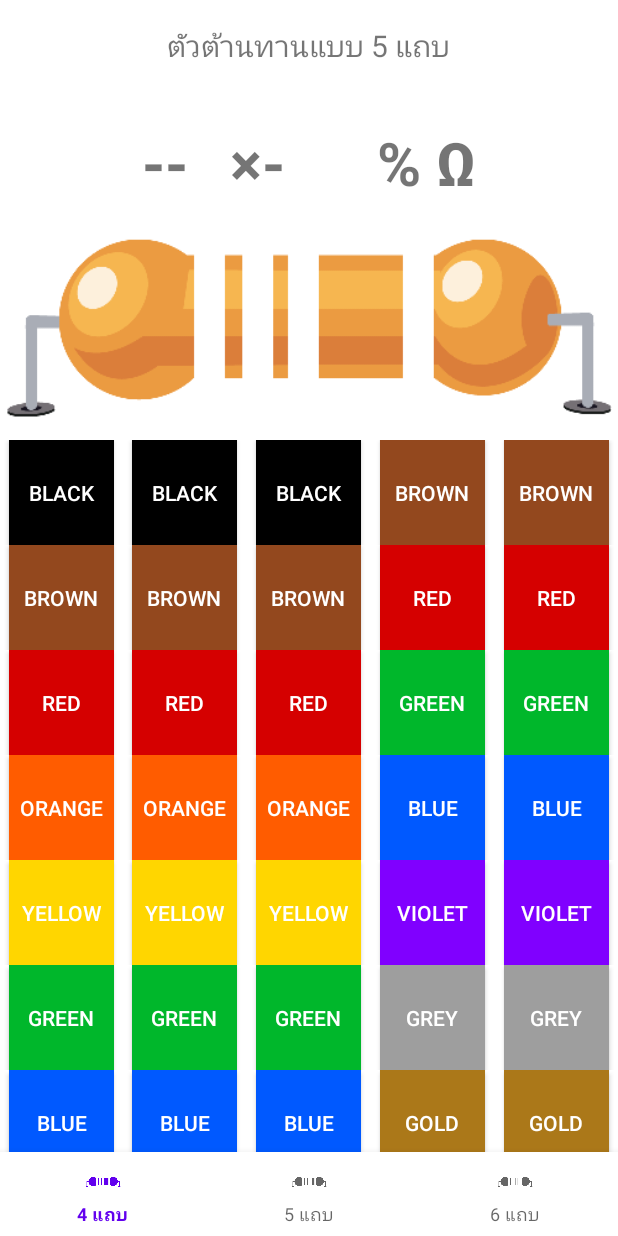
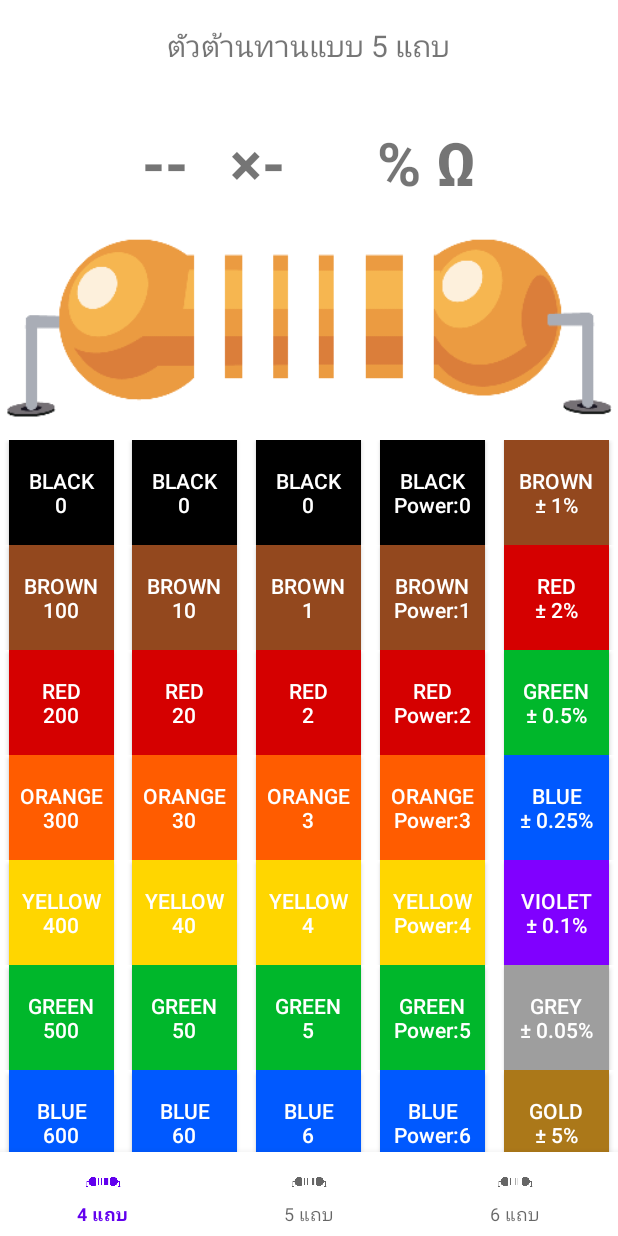
Before and after one commit to nutchanokp/ResistorCalculatorAndroid, an Android app: the fragment FixedVResistorFragment placed in its activity, on a phone screen of 412 x 824 dp. Run offline under Robolectric (Android 15) with nearby library versions, the phone set to English and light mode, and no system bars; our stand-ins replace Dagger/Hilt's generated code, RxJava, data binding; pictures from the network do not load.

Commit message:
edit res 5 bar

```diff
--- a/app/src/main/java/com/nut/cdev/resistorcalculatorandroid/enums/ResistorColorEnum.kt
+++ /dev/null
@@ -1,19 +0,0 @@
-package com.nut.cdev.resistorcalculatorandroid.enums
-
-import com.nut.cdev.resistorcalculatorandroid.R
-
-enum class ResistorColorEnum(val color: Int? = null, val value: Int) {
-    BLACK(R.drawable.selector_btn_black, 0),
-    BROWN(R.drawable.selector_btn_brown, 0),
-    RED(R.drawable.selector_btn_red, 0),
-    ORANGE(R.drawable.selector_btn_orange, 0),
-    YELLOW(R.drawable.selector_btn_yellow, 0),
-    GREEN(R.drawable.selector_btn_green, 0),
-    BLUE(R.drawable.selector_btn_blue, 0),
-    VIOLET(R.drawable.selector_btn_violet, 0),
-    GREY(R.drawable.selector_btn_grey, 0),
-    WHITE(R.drawable.selector_btn_white, 0),
-    GOLD(null, 0),
-    SILVER(null, 0),
-    NONE(null, 0);
-}
--- /dev/null
+++ b/app/src/main/java/com/nut/cdev/resistorcalculatorandroid/enums/ResistorFixedVBarIEnum.kt
@@ -0,0 +1,16 @@
+package com.nut.cdev.resistorcalculatorandroid.enums
+
+import com.nut.cdev.resistorcalculatorandroid.R
+
+enum class ResistorFixedVBarIEnum(val color: Int, val barImage: Int, val value: Int) {
+    BLACK(R.drawable.selector_btn_black,  R.drawable.r4_c1_black,0),
+    BROWN(R.drawable.selector_btn_brown,  R.drawable.r4_c1_brown,100),
+    RED(R.drawable.selector_btn_red,  R.drawable.r4_c1_red,200),
+    ORANGE(R.drawable.selector_btn_orange,  R.drawable.r4_c1_orange,300),
+    YELLOW(R.drawable.selector_btn_yellow,  R.drawable.r4_c1_yellow,400),
+    GREEN(R.drawable.selector_btn_green,  R.drawable.r4_c1_green,500),
+    BLUE(R.drawable.selector_btn_blue,  R.drawable.r4_c1_blue,600),
+    VIOLET(R.drawable.selector_btn_violet, R.drawable.r4_c1_violet, 700),
+    GREY(R.drawable.selector_btn_grey,  R.drawable.r4_c1_gray,800),
+    WHITE(R.drawable.selector_btn_white,  R.drawable.r4_c1_white,900)
+}
--- /dev/null
+++ b/app/src/main/java/com/nut/cdev/resistorcalculatorandroid/enums/ResistorFixedVBarIIEnum.kt
@@ -0,0 +1,16 @@
+package com.nut.cdev.resistorcalculatorandroid.enums
+
+import com.nut.cdev.resistorcalculatorandroid.R
+
+enum class ResistorFixedVBarIIEnum(val color: Int, val barImage : Int, val value: Int) {
+    BLACK(R.drawable.selector_btn_black,  R.drawable.r4_c2_black,0),
+    BROWN(R.drawable.selector_btn_brown,  R.drawable.r4_c2_brown,10),
+    RED(R.drawable.selector_btn_red,  R.drawable.r4_c2_red,20),
+    ORANGE(R.drawable.selector_btn_orange,  R.drawable.r4_c2_orange,30),
+    YELLOW(R.drawable.selector_btn_yellow,  R.drawable.r4_c2_yellow,40),
+    GREEN(R.drawable.selector_btn_green,  R.drawable.r4_c2_green,50),
+    BLUE(R.drawable.selector_btn_blue,  R.drawable.r4_c2_blue,60),
+    VIOLET(R.drawable.selector_btn_violet, R.drawable.r4_c2_violet, 70),
+    GREY(R.drawable.selector_btn_grey,  R.drawable.r4_c2_gray,80),
+    WHITE(R.drawable.selector_btn_white,  R.drawable.r4_c2_white,90)
+}
--- /dev/null
+++ b/app/src/main/java/com/nut/cdev/resistorcalculatorandroid/enums/ResistorFixedVBarIIIEnum.kt
@@ -0,0 +1,20 @@
+package com.nut.cdev.resistorcalculatorandroid.enums
+
+import com.nut.cdev.resistorcalculatorandroid.R
+
+enum class ResistorFixedVBarIIIEnum(
+    val color: Int,
+    val barImage: Int,
+    val value: Int
+) {
+    BLACK(R.drawable.selector_btn_black, R.drawable.r4_c3_black, 0),
+    BROWN(R.drawable.selector_btn_brown, R.drawable.r4_c3_brown, 1),
+    RED(R.drawable.selector_btn_red, R.drawable.r4_c3_red,  2),
+    ORANGE(R.drawable.selector_btn_orange, R.drawable.r4_c3_orange,  3),
+    YELLOW(R.drawable.selector_btn_yellow, R.drawable.r4_c3_yellow,  4),
+    GREEN(R.drawable.selector_btn_green, R.drawable.r4_c3_green,  5),
+    BLUE(R.drawable.selector_btn_blue, R.drawable.r4_c3_blue,  6),
+    VIOLET(R.drawable.selector_btn_violet, R.drawable.r4_c3_violet,  7),
+    GREY(R.drawable.selector_btn_grey, R.drawable.r4_c3_grey, 8),
+    WHITE(R.drawable.selector_btn_white, R.drawable.r4_c3_white,  9)
+}
--- /dev/null
+++ b/app/src/main/java/com/nut/cdev/resistorcalculatorandroid/enums/ResistorFixedVBarIVEnum.kt
@@ -0,0 +1,21 @@
+package com.nut.cdev.resistorcalculatorandroid.enums
+
+import com.nut.cdev.resistorcalculatorandroid.R
+
+enum class ResistorFixedVBarIVEnum(
+    val color: Int,
+    val barImage: Int,
+    val value: Int,
+    val valuePower: Int
+) {
+    BLACK(R.drawable.selector_btn_black, R.drawable.r5_c4_black, 1, 0),
+    BROWN(R.drawable.selector_btn_brown, R.drawable.r5_c4_brown, 10, 1),
+    RED(R.drawable.selector_btn_red, R.drawable.r5_c4_red, 10, 2),
+    ORANGE(R.drawable.selector_btn_orange, R.drawable.r5_c4_orange, 10, 3),
+    YELLOW(R.drawable.selector_btn_yellow, R.drawable.r5_c4_yellow, 10, 4),
+    GREEN(R.drawable.selector_btn_green, R.drawable.r5_c4_green, 10, 5),
+    BLUE(R.drawable.selector_btn_blue, R.drawable.r5_c4_blue, 10, 6),
+    VIOLET(R.drawable.selector_btn_violet, R.drawable.r5_c4_violet, 10, 7),
+    GREY(R.drawable.selector_btn_grey, R.drawable.r5_c4_grey , 10, 8),
+    WHITE(R.drawable.selector_btn_white, R.drawable.r5_c4_white, 10, 9)
+}
--- /dev/null
+++ b/app/src/main/java/com/nut/cdev/resistorcalculatorandroid/enums/ResistorFixedVBarVEnum.kt
@@ -0,0 +1,19 @@
+package com.nut.cdev.resistorcalculatorandroid.enums
+
+import com.nut.cdev.resistorcalculatorandroid.R
+
+enum class ResistorFixedVBarVEnum(
+    val color: Int,
+    val barImage: Int,
+    val value: String
+) {
+    BROWN(R.drawable.selector_btn_brown, R.drawable.r4_c5_brown, "1"),
+    RED(R.drawable.selector_btn_red, R.drawable.r4_c5_red, "2"),
+    GREEN(R.drawable.selector_btn_green, R.drawable.r4_c5_green, "0.5"),
+    BLUE(R.drawable.selector_btn_blue, R.drawable.r4_c5_blue, "0.25"),
+    VIOLET(R.drawable.selector_btn_violet, R.drawable.r4_c5_violet, "0.1"),
+    GREY(R.drawable.selector_btn_grey, R.drawable.r4_c5_grey, "0.05"),
+    GOLD(R.drawable.selector_btn_gold, R.drawable.r4_c5_gold, "5"),
+    SILVER(R.drawable.selector_btn_silver, R.drawable.r4_c5_silver, "10"),
+    NONE(R.drawable.selector_btn_white, R.drawable.r4_c5_none, "20")
+}
--- a/app/src/main/java/com/nut/cdev/resistorcalculatorandroid/ui/fixed_resistor/fragment/FixedVResistorFragment.kt
+++ b/app/src/main/java/com/nut/cdev/resistorcalculatorandroid/ui/fixed_resistor/fragment/FixedVResistorFragment.kt
@@ -10,10 +10,12 @@ import com.nut.cdev.resistorcalculatorandroid.adapter.recyclerview.SimpleRecycle
 import com.nut.cdev.resistorcalculatorandroid.base.DataBindingFragment
 import com.nut.cdev.resistorcalculatorandroid.databinding.FragmentFixedVResistorBinding
 import com.nut.cdev.resistorcalculatorandroid.databinding.ItemRvResistorBandBinding
-import com.nut.cdev.resistorcalculatorandroid.enums.ResistorFixedIVBarIEnum
-import com.nut.cdev.resistorcalculatorandroid.enums.ResistorFixedIVBarIIEnum
-import com.nut.cdev.resistorcalculatorandroid.enums.ResistorFixedIVBarIIIEnum
 import com.nut.cdev.resistorcalculatorandroid.enums.ResistorFixedIVBarIVEnum
+import com.nut.cdev.resistorcalculatorandroid.enums.ResistorFixedVBarIEnum
+import com.nut.cdev.resistorcalculatorandroid.enums.ResistorFixedVBarIIEnum
+import com.nut.cdev.resistorcalculatorandroid.enums.ResistorFixedVBarIIIEnum
+import com.nut.cdev.resistorcalculatorandroid.enums.ResistorFixedVBarIVEnum
+import com.nut.cdev.resistorcalculatorandroid.enums.ResistorFixedVBarVEnum
 import javax.inject.Inject
 
 private const val ARG_PARAM1 = "param1"
@@ -27,32 +29,33 @@ class FixedVResistorFragment @Inject constructor() :
 
     var bar1 = 0
     var bar2 = 0
+    var bar3 = 0
 
     @Inject
     lateinit var factory: ViewModelProvider.Factory
 
     private val adapter by lazy {
-        SimpleRecyclerAdapter<ResistorFixedIVBarIEnum, ItemRvResistorBandBinding>(
+        SimpleRecyclerAdapter<ResistorFixedVBarIEnum, ItemRvResistorBandBinding>(
             R.layout.item_rv_resistor_band
         )
     }
     private val adapterII by lazy {
-        SimpleRecyclerAdapter<ResistorFixedIVBarIIEnum, ItemRvResistorBandBinding>(
+        SimpleRecyclerAdapter<ResistorFixedVBarIIEnum, ItemRvResistorBandBinding>(
             R.layout.item_rv_resistor_band
         )
     }
     private val adapterIII by lazy {
-        SimpleRecyclerAdapter<ResistorFixedIVBarIIIEnum, ItemRvResistorBandBinding>(
+        SimpleRecyclerAdapter<ResistorFixedVBarIIIEnum, ItemRvResistorBandBinding>(
             R.layout.item_rv_resistor_band
         )
     }
     private val adapterIV by lazy {
-        SimpleRecyclerAdapter<ResistorFixedIVBarIVEnum, ItemRvResistorBandBinding>(
+        SimpleRecyclerAdapter<ResistorFixedVBarIVEnum, ItemRvResistorBandBinding>(
             R.layout.item_rv_resistor_band
         )
     }
     private val adapterV by lazy {
-        SimpleRecyclerAdapter<ResistorFixedIVBarIVEnum, ItemRvResistorBandBinding>(
+        SimpleRecyclerAdapter<ResistorFixedVBarVEnum, ItemRvResistorBandBinding>(
             R.layout.item_rv_resistor_band
         )
     }
@@ -73,15 +76,15 @@ class FixedVResistorFragment @Inject constructor() :
         binding.rvIV.adapter = adapterIV
         binding.rvV.adapter = adapterV
         adapter.setListener(object :
-            SimpleRecyclerAdapter.Listener<ResistorFixedIVBarIEnum, ItemRvResistorBandBinding> {
-            @SuppressLint("UseCompatLoadingForDrawables")
+            SimpleRecyclerAdapter.Listener<ResistorFixedVBarIEnum, ItemRvResistorBandBinding> {
+            @SuppressLint("UseCompatLoadingForDrawables", "SetTextI18n")
             override fun onBindViewHolder(
                 binding: ItemRvResistorBandBinding,
                 holder: RecyclerView.ViewHolder,
-                item: ResistorFixedIVBarIEnum?,
+                item: ResistorFixedVBarIEnum?,
                 position: Int
             ) {
-                if (item == ResistorFixedIVBarIEnum.WHITE) {
+                if (item == ResistorFixedVBarIEnum.WHITE) {
                     binding.btnColor.setTextColor(
                         ContextCompat.getColor(
                             requireContext(),
@@ -90,7 +93,7 @@ class FixedVResistorFragment @Inject constructor() :
                     )
                 }
                 item?.color?.let { binding.btnColor.setBackgroundResource(it) }
-                binding.btnColor.text = item?.name
+                binding.btnColor.text = "${item?.name}\n${item?.value}"
 
                 binding.btnColor.setOnClickListener {
                     this@FixedVResistorFragment.binding.tvResult1.text = item?.value.toString()
@@ -105,23 +108,24 @@ class FixedVResistorFragment @Inject constructor() :
 //                        .into(this@FixedIVResistorFragment.binding.ivResistorBarI)
 
                     bar1 = item?.value ?: 0
-                    this@FixedVResistorFragment.binding.tvResult1.text = (bar1 + bar2).toString()
+                    this@FixedVResistorFragment.binding.tvResult1.text =
+                        (bar1 + bar2 + bar3).toString()
                 }
             }
         })
-        adapter.addList(ResistorFixedIVBarIEnum.values().toMutableList())
+        adapter.addList(ResistorFixedVBarIEnum.values().toMutableList())
 
         adapterII.setListener(
             object :
-                SimpleRecyclerAdapter.Listener<ResistorFixedIVBarIIEnum, ItemRvResistorBandBinding> {
-                @SuppressLint("UseCompatLoadingForDrawables")
+                SimpleRecyclerAdapter.Listener<ResistorFixedVBarIIEnum, ItemRvResistorBandBinding> {
+                @SuppressLint("UseCompatLoadingForDrawables", "SetTextI18n")
                 override fun onBindViewHolder(
                     binding: ItemRvResistorBandBinding,
                     holder: RecyclerView.ViewHolder,
-                    item: ResistorFixedIVBarIIEnum?,
+                    item: ResistorFixedVBarIIEnum?,
                     position: Int
                 ) {
-                    if (item == ResistorFixedIVBarIIEnum.WHITE) {
+                    if (item == ResistorFixedVBarIIEnum.WHITE) {
                         binding.btnColor.setTextColor(
                             ContextCompat.getColor(
                                 requireContext(),
@@ -130,7 +134,7 @@ class FixedVResistorFragment @Inject constructor() :
                         )
                     }
                     item?.color?.let { binding.btnColor.setBackgroundResource(it) }
-                    binding.btnColor.text = item?.name
+                    binding.btnColor.text = "${item?.name}\n${item?.value}"
                     binding.btnColor.setOnClickListener {
 //                        Glide.with(this@FixedIVResistorFragment).load(item?.barImage)
 //                            .into(this@FixedIVResistorFragment.binding.ivResistorBarII)
@@ -142,24 +146,24 @@ class FixedVResistorFragment @Inject constructor() :
                         }
                         bar2 = item?.value ?: 0
                         this@FixedVResistorFragment.binding.tvResult1.text =
-                            (bar1 + bar2).toString()
+                            (bar1 + bar2 + bar3).toString()
                     }
                 }
 
 
             })
-        adapterII.addList(ResistorFixedIVBarIIEnum.values().toMutableList())
+        adapterII.addList(ResistorFixedVBarIIEnum.values().toMutableList())
         adapterIII.setListener(
             object :
-                SimpleRecyclerAdapter.Listener<ResistorFixedIVBarIIIEnum, ItemRvResistorBandBinding> {
-                @SuppressLint("UseCompatLoadingForDrawables")
+                SimpleRecyclerAdapter.Listener<ResistorFixedVBarIIIEnum, ItemRvResistorBandBinding> {
+                @SuppressLint("UseCompatLoadingForDrawables", "SetTextI18n")
                 override fun onBindViewHolder(
                     binding: ItemRvResistorBandBinding,
                     holder: RecyclerView.ViewHolder,
-                    item: ResistorFixedIVBarIIIEnum?,
+                    item: ResistorFixedVBarIIIEnum?,
                     position: Int
                 ) {
-                    if (item == ResistorFixedIVBarIIIEnum.WHITE) {
+                    if (item == ResistorFixedVBarIIIEnum.WHITE) {
                         binding.btnColor.setTextColor(
                             ContextCompat.getColor(
                                 requireContext(),
@@ -169,7 +173,7 @@ class FixedVResistorFragment @Inject constructor() :
                     }
                     item?.color?.let { binding.btnColor.setBackgroundResource(it) }
 
-                    binding.btnColor.text = item?.name
+                    binding.btnColor.text = "${item?.name}\n${item?.value}"
 
                     binding.btnColor.setOnClickListener {
 
@@ -178,6 +182,44 @@ class FixedVResistorFragment @Inject constructor() :
                                 it1
                             )
                         }
+                        bar3 = item?.value ?: 0
+                        this@FixedVResistorFragment.binding.tvResult1.text =
+                            (bar1 + bar2 + bar3).toString()
+                    }
+                }
+
+
+            })
+        adapterIII.addList(ResistorFixedVBarIIIEnum.values().toMutableList())
+        adapterIV.setListener(
+            object :
+                SimpleRecyclerAdapter.Listener<ResistorFixedVBarIVEnum, ItemRvResistorBandBinding> {
+                @SuppressLint("UseCompatLoadingForDrawables", "SetTextI18n")
+                override fun onBindViewHolder(
+                    binding: ItemRvResistorBandBinding,
+                    holder: RecyclerView.ViewHolder,
+                    item: ResistorFixedVBarIVEnum?,
+                    position: Int
+                ) {
+                    item?.color?.let { binding.btnColor.setBackgroundResource(it) }
+                    binding.btnColor.text = "${item?.name}\nPower:${item?.valuePower}"
+                    if (item == ResistorFixedVBarIVEnum.WHITE) {
+                        binding.btnColor.setTextColor(
+                            ContextCompat.getColor(
+                                requireContext(),
+                                R.color.black
+                            )
+                        )
+                    }
+
+                    binding.btnColor.setOnClickListener {
+
+                        item?.barImage?.let { it1 ->
+                            this@FixedVResistorFragment.binding.ivResistorBarIV.setImageResource(
+                                it1
+                            )
+                        }
+
                         this@FixedVResistorFragment.binding.tvResult2.text = item?.value.toString()
                         this@FixedVResistorFragment.binding.tvResult2Power.text =
                             item?.valuePower.toString()
@@ -186,20 +228,28 @@ class FixedVResistorFragment @Inject constructor() :
 
 
             })
-        adapterIII.addList(ResistorFixedIVBarIIIEnum.values().toMutableList())
-        adapterIV.setListener(
+        adapterIV.addList(ResistorFixedVBarIVEnum.values().toMutableList())
+        adapterV.setListener(
             object :
-                SimpleRecyclerAdapter.Listener<ResistorFixedIVBarIVEnum, ItemRvResistorBandBinding> {
-                @SuppressLint("UseCompatLoadingForDrawables")
+                SimpleRecyclerAdapter.Listener<ResistorFixedVBarVEnum, ItemRvResistorBandBinding> {
+                @SuppressLint("UseCompatLoadingForDrawables", "SetTextI18n")
                 override fun onBindViewHolder(
                     binding: ItemRvResistorBandBinding,
                     holder: RecyclerView.ViewHolder,
-                    item: ResistorFixedIVBarIVEnum?,
+                    item: ResistorFixedVBarVEnum?,
                     position: Int
                 ) {
                     item?.color?.let { binding.btnColor.setBackgroundResource(it) }
-                    binding.btnColor.text = item?.name
+                    binding.btnColor.text = "${item?.name}\n± ${item?.value}%"
 
+                    if (item == ResistorFixedVBarVEnum.NONE) {
+                        binding.btnColor.setTextColor(
+                            ContextCompat.getColor(
+                                requireContext(),
+                                R.color.black
+                            )
+                        )
+                    }
                     binding.btnColor.setOnClickListener {
 
                         item?.barImage?.let { it1 ->
@@ -214,35 +264,7 @@ class FixedVResistorFragment @Inject constructor() :
 
 
             })
-        adapterIV.addList(ResistorFixedIVBarIVEnum.values().toMutableList())
-        adapterV.setListener(
-            object :
-                SimpleRecyclerAdapter.Listener<ResistorFixedIVBarIVEnum, ItemRvResistorBandBinding> {
-                @SuppressLint("UseCompatLoadingForDrawables")
-                override fun onBindViewHolder(
-                    binding: ItemRvResistorBandBinding,
-                    holder: RecyclerView.ViewHolder,
-                    item: ResistorFixedIVBarIVEnum?,
-                    position: Int
-                ) {
-                    item?.color?.let { binding.btnColor.setBackgroundResource(it) }
-                    binding.btnColor.text = item?.name
-
-                    binding.btnColor.setOnClickListener {
-
-                        item?.barImage?.let { it1 ->
-                            this@FixedVResistorFragment.binding.ivResistorBarIV.setImageResource(
-                                it1
-                            )
-                        }
-                        this@FixedVResistorFragment.binding.tvResult3.text =
-                            "${item?.value.toString()} % Ω"
-                    }
-                }
-
-
-            })
-        adapterV.addList(ResistorFixedIVBarIVEnum.values().toMutableList())
+        adapterV.addList(ResistorFixedVBarVEnum.values().toMutableList())
 
     }
 
--- a/app/src/main/res/layout/fragment_fixed_v_resistor.xml
+++ b/app/src/main/res/layout/fragment_fixed_v_resistor.xml
@@ -121,7 +121,7 @@
                     android:id="@+id/resistor"
                     android:layout_width="match_parent"
                     android:layout_height="150dp"
-                    android:src="@drawable/resistor_4_band" />
+                    android:src="@drawable/resistor_5_band" />
 
                 <ImageView
                     android:id="@+id/ivResistorBarI"
@@ -140,6 +140,11 @@
 
                 <ImageView
                     android:id="@+id/ivResistorBarIV"
+                    android:layout_width="match_parent"
+                    android:layout_height="150dp" />
+
+                <ImageView
+                    android:id="@+id/ivResistorBarV"
                     android:layout_width="match_parent"
                     android:layout_height="150dp" />
 
```
Also changed, not shown: app/src/main/res/drawable-xxhdpi/r5_c4_grey.png (added), app/src/main/res/drawable-xxhdpi/r5_c4_white.png (added).
